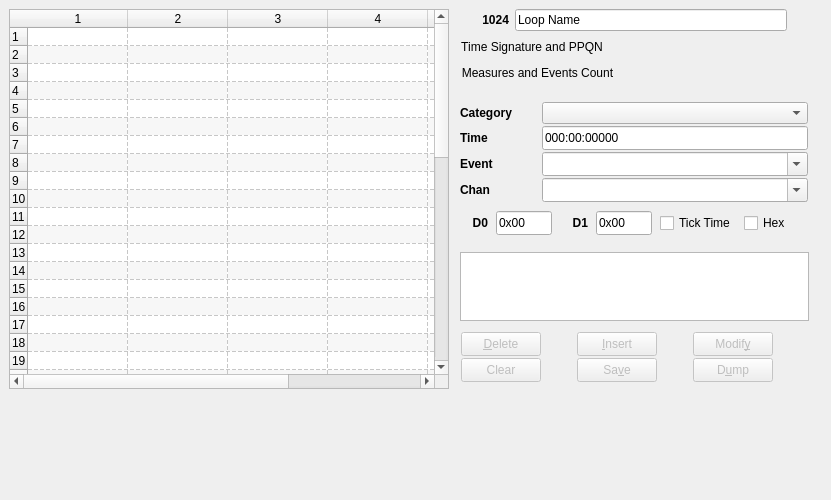
First picture: the form in seq_qt5/forms/qseqeventframe.ui, repository ahlstromcj/seq66, before the edit.
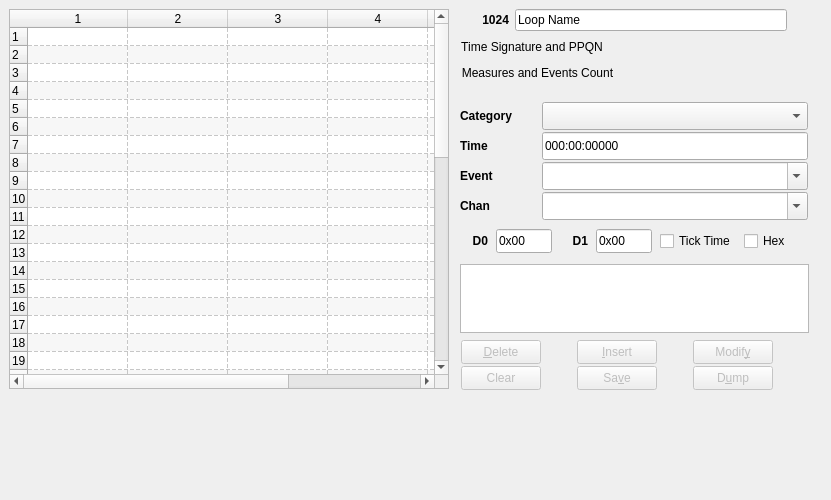
Second picture: the form after the edit.

The edit to the form file:
```diff
--- a/seq_qt5/forms/qseqeventframe.ui
+++ b/seq_qt5/forms/qseqeventframe.ui
@@ -141,7 +141,7 @@
    <property name="geometry">
     <rect>
      <x>460</x>
-     <y>252</y>
+     <y>264</y>
      <width>349</width>
      <height>69</height>
     </rect>
@@ -157,8 +157,8 @@
    <property name="geometry">
     <rect>
      <x>461</x>
-     <y>332</y>
-     <width>361</width>
+     <y>340</y>
+     <width>345</width>
      <height>52</height>
     </rect>
    </property>
@@ -334,8 +334,8 @@
     <rect>
      <x>461</x>
      <y>9</y>
-     <width>365</width>
-     <height>83</height>
+     <width>349</width>
+     <height>86</height>
     </rect>
    </property>
    <layout class="QVBoxLayout" name="verticalLayout">
@@ -466,13 +466,13 @@
     </item>
    </layout>
   </widget>
-  <widget class="QWidget" name="">
+  <widget class="QWidget" name="layoutWidget">
    <property name="geometry">
     <rect>
      <x>460</x>
      <y>99</y>
      <width>348</width>
-     <height>139</height>
+     <height>158</height>
     </rect>
    </property>
    <layout class="QVBoxLayout" name="verticalLayout_2">
@@ -514,13 +514,13 @@
         <property name="minimumSize">
          <size>
           <width>100</width>
-          <height>24</height>
+          <height>28</height>
          </size>
         </property>
         <property name="maximumSize">
          <size>
           <width>272</width>
-          <height>24</height>
+          <height>28</height>
          </size>
         </property>
         <property name="editable">
@@ -548,13 +548,13 @@
         <property name="minimumSize">
          <size>
           <width>100</width>
-          <height>24</height>
+          <height>28</height>
          </size>
         </property>
         <property name="maximumSize">
          <size>
           <width>272</width>
-          <height>24</height>
+          <height>28</height>
          </size>
         </property>
         <property name="editable">
@@ -567,16 +567,22 @@
       </item>
       <item row="1" column="1">
        <widget class="QLineEdit" name="entry_ev_timestamp">
+        <property name="sizePolicy">
+         <sizepolicy hsizetype="Preferred" vsizetype="Fixed">
+          <horstretch>0</horstretch>
+          <verstretch>0</verstretch>
+         </sizepolicy>
+        </property>
         <property name="minimumSize">
          <size>
           <width>100</width>
-          <height>24</height>
+          <height>28</height>
          </size>
         </property>
         <property name="maximumSize">
          <size>
           <width>272</width>
-          <height>24</height>
+          <height>28</height>
          </size>
         </property>
         <property name="toolTip">
@@ -626,7 +632,29 @@
        </widget>
       </item>
       <item row="0" column="1">
-       <widget class="QComboBox" name="combo_ev_category"/>
+       <widget class="QComboBox" name="combo_ev_category">
+        <property name="minimumSize">
+         <size>
+          <width>100</width>
+          <height>28</height>
+         </size>
+        </property>
+        <property name="maximumSize">
+         <size>
+          <width>272</width>
+          <height>28</height>
+         </size>
+        </property>
+        <property name="maxVisibleItems">
+         <number>8</number>
+        </property>
+        <property name="maxCount">
+         <number>8</number>
+        </property>
+        <property name="insertPolicy">
+         <enum>QComboBox::NoInsert</enum>
+        </property>
+       </widget>
       </item>
       <item row="0" column="0">
        <widget class="QLabel" name="label_category">
```
Left out of the diff: 10 changed lines with no effect on the pictures.
